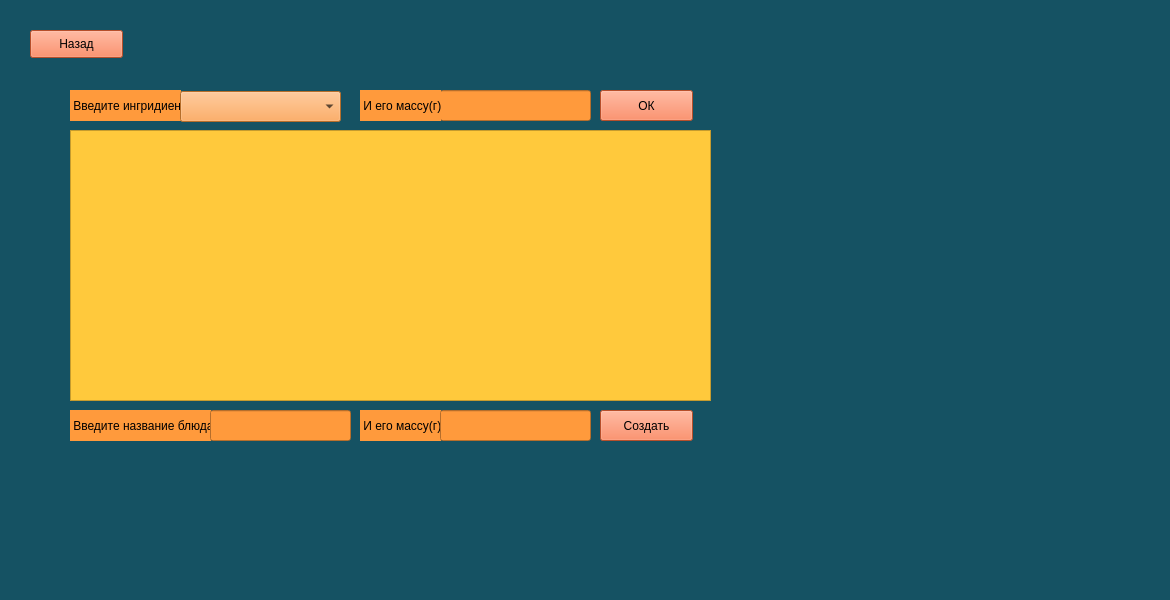
Qt form cteate_dish.ui (SuperNauMisha/Meals) before a commit.
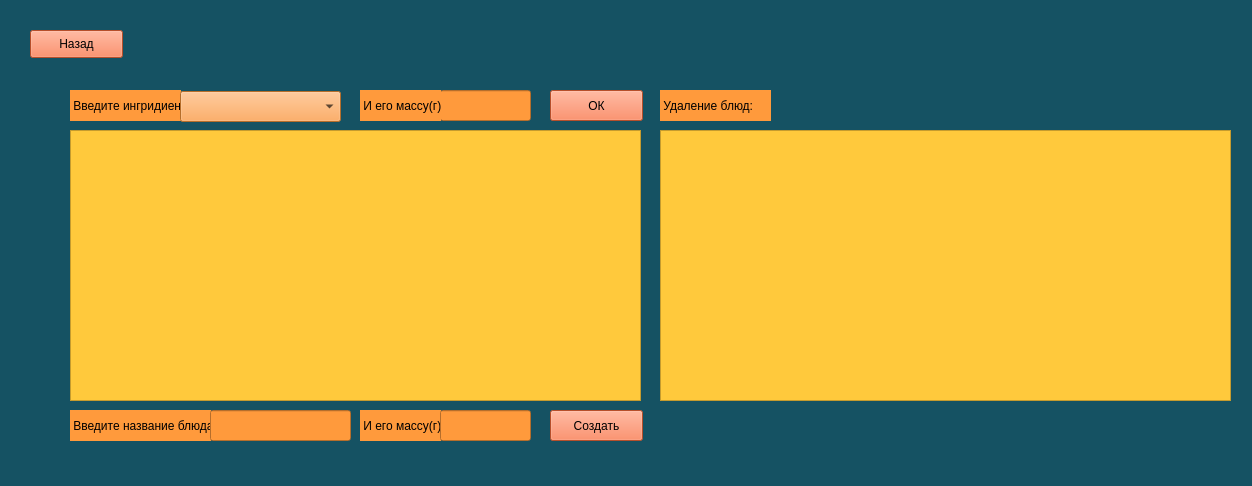
The same form after that commit.

Commit message: Добавление блюд сделано проблемы с подбором блюд(их рецептами)

Diff of the .ui file:
```diff
--- a/cteate_dish.ui
+++ b/cteate_dish.ui
@@ -6,8 +6,8 @@
    <rect>
     <x>0</x>
     <y>0</y>
-    <width>1170</width>
-    <height>600</height>
+    <width>1252</width>
+    <height>486</height>
    </rect>
   </property>
   <property name="windowTitle">
@@ -38,7 +38,7 @@
      <rect>
       <x>70</x>
       <y>130</y>
-      <width>641</width>
+      <width>571</width>
       <height>271</height>
      </rect>
     </property>
@@ -53,7 +53,7 @@
       <rect>
        <x>0</x>
        <y>0</y>
-       <width>639</width>
+       <width>569</width>
        <height>269</height>
       </rect>
      </property>
@@ -84,7 +84,7 @@
    <widget class="QPushButton" name="ok">
     <property name="geometry">
      <rect>
-      <x>600</x>
+      <x>550</x>
       <y>90</y>
       <width>93</width>
       <height>31</height>
@@ -111,7 +111,7 @@
      <rect>
       <x>440</x>
       <y>90</y>
-      <width>151</width>
+      <width>91</width>
       <height>31</height>
      </rect>
     </property>
@@ -190,7 +190,7 @@
      <rect>
       <x>440</x>
       <y>410</y>
-      <width>151</width>
+      <width>91</width>
       <height>31</height>
      </rect>
     </property>
@@ -214,7 +214,7 @@
    <widget class="QPushButton" name="create">
     <property name="geometry">
      <rect>
-      <x>600</x>
+      <x>550</x>
       <y>410</y>
       <width>93</width>
       <height>31</height>
@@ -249,6 +249,54 @@
      <string notr="true">background-color: rgb(255, 154, 60);</string>
     </property>
    </widget>
+   <widget class="QScrollArea" name="dishScroll">
+    <property name="geometry">
+     <rect>
+      <x>660</x>
+      <y>130</y>
+      <width>571</width>
+      <height>271</height>
+     </rect>
+    </property>
+    <property name="styleSheet">
+     <string notr="true">background-color: rgb(255, 201, 60);</string>
+    </property>
+    <property name="widgetResizable">
+     <bool>true</bool>
+    </property>
+    <widget class="QWidget" name="scrollAreaWidgetContents_2">
+     <property name="geometry">
+      <rect>
+       <x>0</x>
+       <y>0</y>
+       <width>569</width>
+       <height>269</height>
+      </rect>
+     </property>
+    </widget>
+   </widget>
+   <widget class="QLabel" name="label_5">
+    <property name="enabled">
+     <bool>true</bool>
+    </property>
+    <property name="geometry">
+     <rect>
+      <x>660</x>
+      <y>90</y>
+      <width>111</width>
+      <height>31</height>
+     </rect>
+    </property>
+    <property name="mouseTracking">
+     <bool>false</bool>
+    </property>
+    <property name="styleSheet">
+     <string notr="true">background-color: rgb(255, 154, 60);</string>
+    </property>
+    <property name="text">
+     <string> Удаление блюд:</string>
+    </property>
+   </widget>
   </widget>
   <widget class="QMenuBar" name="menubar">
    <property name="geometry">
```
Left out of the diff: 4 changed lines with no effect on the pictures. The commit also changes 4 other files.
